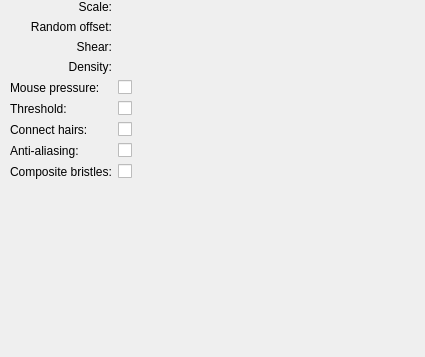
Above: plugins/paintops/hairy/wdgbristleoptions.ui from KDE/krita before the change. Below: the same form after it.
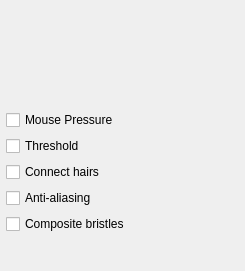
That is the form after the change. Custom widgets are drawn as their Qt base class.

Commit message: condense bristle settings a bit

The edit to the form file:
```diff
--- a/plugins/paintops/hairy/wdgbristleoptions.ui
+++ b/plugins/paintops/hairy/wdgbristleoptions.ui
@@ -6,8 +6,8 @@
    <rect>
     <x>0</x>
     <y>0</y>
-    <width>425</width>
-    <height>357</height>
+    <width>245</width>
+    <height>271</height>
    </rect>
   </property>
   <property name="sizePolicy">
@@ -18,192 +18,171 @@
   </property>
   <property name="minimumSize">
    <size>
-    <width>425</width>
-    <height>285</height>
+    <width>0</width>
+    <height>200</height>
    </size>
   </property>
-  <layout class="QGridLayout" name="gridLayout_2">
+  <layout class="QVBoxLayout" name="verticalLayout">
    <property name="leftMargin">
-    <number>10</number>
+    <number>6</number>
    </property>
    <property name="topMargin">
-    <number>0</number>
+    <number>6</number>
    </property>
    <property name="rightMargin">
-    <number>0</number>
+    <number>6</number>
    </property>
    <property name="bottomMargin">
-    <number>0</number>
+    <number>6</number>
    </property>
-   <item row="9" column="0" colspan="2">
+   <item>
+    <widget class="KisDoubleSliderSpinBox" name="scaleBox" native="true">
+     <property name="sizePolicy">
+      <sizepolicy hsizetype="MinimumExpanding" vsizetype="Preferred">
+       <horstretch>0</horstretch>
+       <verstretch>0</verstretch>
+      </sizepolicy>
+     </property>
+     <property name="minimumSize">
+      <size>
+       <width>20</width>
+       <height>20</height>
+      </size>
+     </property>
+    </widget>
+   </item>
+   <item>
+    <widget class="KisDoubleSliderSpinBox" name="rndBox" native="true">
+     <property name="sizePolicy">
+      <sizepolicy hsizetype="MinimumExpanding" vsizetype="Preferred">
+       <horstretch>0</horstretch>
+       <verstretch>0</verstretch>
+      </sizepolicy>
+     </property>
+     <property name="minimumSize">
+      <size>
+       <width>20</width>
+       <height>20</height>
+      </size>
+     </property>
+    </widget>
+   </item>
+   <item>
+    <widget class="KisDoubleSliderSpinBox" name="shearBox" native="true">
+     <property name="sizePolicy">
+      <sizepolicy hsizetype="MinimumExpanding" vsizetype="Preferred">
+       <horstretch>0</horstretch>
+       <verstretch>0</verstretch>
+      </sizepolicy>
+     </property>
+     <property name="minimumSize">
+      <size>
+       <width>20</width>
+       <height>20</height>
+      </size>
+     </property>
+    </widget>
+   </item>
+   <item>
+    <widget class="KisDoubleSliderSpinBox" name="densityBox" native="true">
+     <property name="sizePolicy">
+      <sizepolicy hsizetype="MinimumExpanding" vsizetype="Preferred">
+       <horstretch>0</horstretch>
+       <verstretch>0</verstretch>
+      </sizepolicy>
+     </property>
+     <property name="minimumSize">
+      <size>
+       <width>20</width>
+       <height>20</height>
+      </size>
+     </property>
+    </widget>
+   </item>
+   <item>
+    <widget class="QCheckBox" name="mousePressureCBox">
+     <property name="sizePolicy">
+      <sizepolicy hsizetype="Fixed" vsizetype="Fixed">
+       <horstretch>0</horstretch>
+       <verstretch>0</verstretch>
+      </sizepolicy>
+     </property>
+     <property name="text">
+      <string>Mouse Pressure</string>
+     </property>
+     <property name="checked">
+      <bool>false</bool>
+     </property>
+    </widget>
+   </item>
+   <item>
+    <widget class="QCheckBox" name="thresholdCBox">
+     <property name="sizePolicy">
+      <sizepolicy hsizetype="Fixed" vsizetype="Fixed">
+       <horstretch>0</horstretch>
+       <verstretch>0</verstretch>
+      </sizepolicy>
+     </property>
+     <property name="text">
+      <string>Threshold</string>
+     </property>
+     <property name="checked">
+      <bool>false</bool>
+     </property>
+    </widget>
+   </item>
+   <item>
+    <widget class="QCheckBox" name="connectedCBox">
+     <property name="sizePolicy">
+      <sizepolicy hsizetype="Fixed" vsizetype="Fixed">
+       <horstretch>0</horstretch>
+       <verstretch>0</verstretch>
+      </sizepolicy>
+     </property>
+     <property name="text">
+      <string>Connect hairs</string>
+     </property>
+    </widget>
+   </item>
+   <item>
+    <widget class="QCheckBox" name="antialiasCBox">
+     <property name="sizePolicy">
+      <sizepolicy hsizetype="Fixed" vsizetype="Fixed">
+       <horstretch>0</horstretch>
+       <verstretch>0</verstretch>
+      </sizepolicy>
+     </property>
+     <property name="text">
+      <string>Anti-aliasing</string>
+     </property>
+    </widget>
+   </item>
+   <item>
+    <widget class="QCheckBox" name="compositingCBox">
+     <property name="sizePolicy">
+      <sizepolicy hsizetype="Fixed" vsizetype="Fixed">
+       <horstretch>0</horstretch>
+       <verstretch>0</verstretch>
+      </sizepolicy>
+     </property>
+     <property name="text">
+      <string>Composite bristles</string>
+     </property>
+    </widget>
+   </item>
+   <item>
     <spacer name="verticalSpacer">
      <property name="orientation">
       <enum>Qt::Vertical</enum>
      </property>
      <property name="sizeHint" stdset="0">
       <size>
-       <width>20</width>
-       <height>162</height>
+       <width>5</width>
+       <height>5</height>
       </size>
      </property>
     </spacer>
    </item>
-   <item row="0" column="0" colspan="2">
-    <layout class="QGridLayout" name="gridLayout" columnstretch="0,1">
-     <item row="1" column="0">
-      <widget class="QLabel" name="label_3">
-       <property name="minimumSize">
-        <size>
-         <width>90</width>
-         <height>0</height>
-        </size>
-       </property>
-       <property name="text">
-        <string>Random offset:</string>
-       </property>
-       <property name="alignment">
-        <set>Qt::AlignRight|Qt::AlignTrailing|Qt::AlignVCenter</set>
-       </property>
-      </widget>
-     </item>
-     <item row="3" column="1">
-      <widget class="KisDoubleSliderSpinBox" name="densityBox"/>
-     </item>
-     <item row="2" column="1">
-      <widget class="KisDoubleSliderSpinBox" name="shearBox"/>
-     </item>
-     <item row="0" column="1">
-      <widget class="KisDoubleSliderSpinBox" name="scaleBox"/>
-     </item>
-     <item row="7" column="1">
-      <widget class="QCheckBox" name="antialiasCBox">
-       <property name="text">
-        <string/>
-       </property>
-      </widget>
-     </item>
-     <item row="4" column="1">
-      <widget class="QCheckBox" name="mousePressureCBox">
-       <property name="text">
-        <string/>
-       </property>
-       <property name="checked">
-        <bool>false</bool>
-       </property>
-      </widget>
-     </item>
-     <item row="6" column="1">
-      <widget class="QCheckBox" name="connectedCBox">
-       <property name="text">
-        <string/>
-       </property>
-      </widget>
-     </item>
-     <item row="1" column="1">
-      <widget class="KisDoubleSliderSpinBox" name="rndBox"/>
-     </item>
-     <item row="2" column="0">
-      <widget class="QLabel" name="label_2">
-       <property name="minimumSize">
-        <size>
-         <width>90</width>
-         <height>0</height>
-        </size>
-       </property>
-       <property name="text">
-        <string>Shear:</string>
-       </property>
-       <property name="alignment">
-        <set>Qt::AlignRight|Qt::AlignTrailing|Qt::AlignVCenter</set>
-       </property>
-      </widget>
-     </item>
-     <item row="0" column="0">
-      <widget class="QLabel" name="label">
-       <property name="minimumSize">
-        <size>
-         <width>90</width>
-         <height>0</height>
-        </size>
-       </property>
-       <property name="text">
-        <string>Scale:</string>
-       </property>
-       <property name="alignment">
-        <set>Qt::AlignRight|Qt::AlignTrailing|Qt::AlignVCenter</set>
-       </property>
-      </widget>
-     </item>
-     <item row="3" column="0">
-      <widget class="QLabel" name="density">
-       <property name="minimumSize">
-        <size>
-         <width>90</width>
-         <height>0</height>
-        </size>
-       </property>
-       <property name="text">
-        <string>Density:</string>
-       </property>
-       <property name="alignment">
-        <set>Qt::AlignRight|Qt::AlignTrailing|Qt::AlignVCenter</set>
-       </property>
-      </widget>
-     </item>
-     <item row="5" column="1">
-      <widget class="QCheckBox" name="thresholdCBox">
-       <property name="text">
-        <string/>
-       </property>
-       <property name="checked">
-        <bool>false</bool>
-       </property>
-      </widget>
-     </item>
-     <item row="8" column="1">
-      <widget class="QCheckBox" name="compositingCBox">
-       <property name="text">
-        <string/>
-       </property>
-      </widget>
-     </item>
-     <item row="4" column="0">
-      <widget class="QLabel" name="label_4">
-       <property name="text">
-        <string>Mouse pressure:</string>
-       </property>
-      </widget>
-     </item>
-     <item row="5" column="0">
-      <widget class="QLabel" name="label_5">
-       <property name="text">
-        <string>Threshold:</string>
-       </property>
-      </widget>
-     </item>
-     <item row="6" column="0">
-      <widget class="QLabel" name="label_6">
-       <property name="text">
-        <string>Connect hairs:</string>
-       </property>
-      </widget>
-     </item>
-     <item row="7" column="0">
-      <widget class="QLabel" name="label_7">
-       <property name="text">
-        <string>Anti-aliasing:</string>
-       </property>
-      </widget>
-     </item>
-     <item row="8" column="0">
-      <widget class="QLabel" name="label_8">
-       <property name="text">
-        <string>Composite bristles:</string>
-       </property>
-      </widget>
-     </item>
-    </layout>
-   </item>
   </layout>
  </widget>
  <customwidgets>
```
The commit also changes 3 other files.
